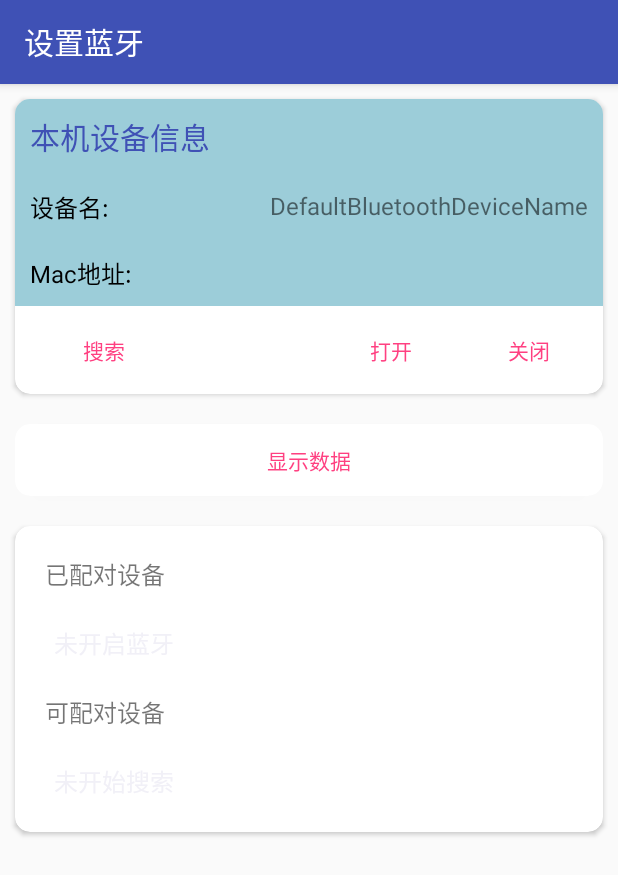
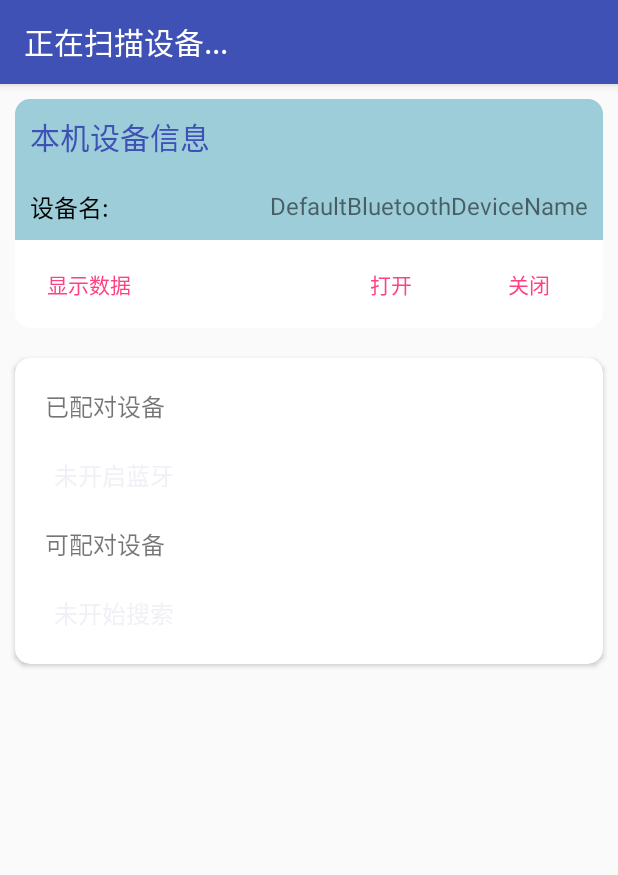
Before and after one commit to SleepyOcean/Android-learning, an Android app: the screen it shows after launch (BluetoothActivity), after a tap on "关闭", on a phone screen of 412 x 824 dp. Shown: the top 875 px of the screen. Run offline under Robolectric (Android 15) with nearby library versions, the phone set to English and light mode, and no system bars; 3 other taps on this screen came first.

Commit message:
优化了部分代码

```diff
--- a/EBDataTransfer0.3/app/src/main/java/com/sleepy/ebdatatransfer03/BluetoothActivity.java
+++ b/EBDataTransfer0.3/app/src/main/java/com/sleepy/ebdatatransfer03/BluetoothActivity.java
@@ -7,7 +7,6 @@ package com.sleepy.ebdatatransfer03;
 
 import android.bluetooth.BluetoothAdapter;
 import android.bluetooth.BluetoothDevice;
-import android.bluetooth.BluetoothServerSocket;
 import android.bluetooth.BluetoothSocket;
 import android.content.BroadcastReceiver;
 import android.content.Context;
@@ -21,9 +20,7 @@ import android.util.Log;
 import android.view.View;
 import android.widget.AdapterView;
 import android.widget.ArrayAdapter;
-import android.widget.Button;
 import android.widget.ListView;
-import android.widget.RelativeLayout;
 import android.widget.TextView;
 import android.widget.Toast;
 
@@ -33,11 +30,12 @@ import java.io.OutputStream;
 import java.util.ArrayList;
 import java.util.List;
 import java.util.Set;
+import java.util.Timer;
+import java.util.TimerTask;
 import java.util.UUID;
 
 public class BluetoothActivity extends AppCompatActivity implements AdapterView.OnItemClickListener {
-    TextView mTVLocalParam1;
-    TextView mTVLocalParam2;
+    TextView mTVLocalParam;
     ListView mListViewPairedD;
     ListView mListViewAvailableD;
     BluetoothAdapter mBluetoothAdapter;
@@ -46,10 +44,6 @@ public class BluetoothActivity extends AppCompatActivity implements AdapterView.
     Set<BluetoothDevice> pairedDevice;
     ArrayAdapter<String> pairedDLAdapter;
     ArrayAdapter<String> availableDLAdapter;
-
-    RelativeLayout bluetoothLayout;
-    AcceptThread acceptThread;
-
     String tmpString = "";
     String tString = "";
     String hex = "";
@@ -67,113 +61,79 @@ public class BluetoothActivity extends AppCompatActivity implements AdapterView.
         super.onCreate(savedInstanceState);
         setContentView(R.layout.activity_bluetooth);
         setTitle("设置蓝牙");
-        mTVLocalParam1 = (TextView) findViewById(R.id.param_1);
-        mTVLocalParam2 = (TextView) findViewById(R.id.param_2);
+        mTVLocalParam = (TextView) findViewById(R.id.param_2);
         mListViewPairedD = (ListView) findViewById(R.id.list_paired);
         mListViewAvailableD = (ListView) findViewById(R.id.list_available);
+    }
 
-        bluetoothLayout = (RelativeLayout) getLayoutInflater().inflate(R.layout.activity_bluetooth, null);
+    private Timer mTimer;
+    private TimerTask mTimerTask = new TimerTask() {
+        @Override
+        public void run() {
+            if (clientSock != null) {
+                try {
+                    while (DataUtil.isTaskPause){
+                        try {
+                            Thread.sleep(1000);
+                        } catch (InterruptedException e) {
+                            e.printStackTrace();
+                        }
+                    }
+                    is = clientSock.getInputStream();
+                    os = clientSock.getOutputStream();
+                    String tmp;
+                    byte[] buff;
+                    buff = new byte[128];
+                    count = is.read(buff);
 
+                    for (int i = 0; i < count; i++) {
+                        tmp = Integer.toHexString(buff[i] & 0xff);
+                        if (Integer.valueOf(tmp, 16) < 17) {
+                            tmp = "0" + tmp;
+                        }
+                        hex = hex + tmp;
+                    }
+
+                    if (hex.length() == 68) {
+                        DataUtil.data = hex;
+                        DataUtil.parseData();
+                        hex = "";
+                    }
+
+                    Message msg = new Message();
+                    dataHandler.sendMessage(msg);
+                } catch (IOException e) {
+                    e.printStackTrace();
+                }
+            }
+        }
+    };
+    private Handler dataHandler = new Handler() {
+        @Override
+        public void handleMessage(Message msg) {
+            super.handleMessage(msg);
+        }
+    };
+
+    public void startData(View view) {
+        startActivity(new Intent(this, ShowDataActivity.class));
+    }
+
+    public void startBluetooth(View view) {
         mBluetoothAdapter = BluetoothAdapter.getDefaultAdapter();
 
         if (mBluetoothAdapter == null) {
             Toast.makeText(this, "此设备没有蓝牙功能", Toast.LENGTH_SHORT).show();
         }
 
-        mTVLocalParam1.setText(mBluetoothAdapter.getName());
-        mTVLocalParam2.setText(mBluetoothAdapter.getAddress());
-
+        mTVLocalParam.setText(mBluetoothAdapter.getName());
 
         IntentFilter filter = new IntentFilter(BluetoothDevice.ACTION_FOUND);
-        this.registerReceiver(receiver, filter);
+        registerReceiver(receiver, filter);
 
-        filter = new IntentFilter(BluetoothAdapter.ACTION_DISCOVERY_FINISHED);
-        this.registerReceiver(receiver, filter);
+        IntentFilter filter2 = new IntentFilter(BluetoothAdapter.ACTION_DISCOVERY_FINISHED);
+        registerReceiver(receiver, filter2);
 
-
-    }
-
-//    private Handler dataHandler = new Handler();
-//    Runnable mDataReceiveRunnable = new Runnable() {
-//        @Override
-//        public void run() {
-//
-//            dataHandler.postDelayed(this,1000);
-//        }
-//    };
-
-    public void startData(View view) {
-        startActivity(new Intent(this, ShowDataActivity.class));
-    }
-
-
-    private Handler handler = new Handler() {
-        @Override
-        public void handleMessage(Message msg) {
-            super.handleMessage(msg);
-        }
-    };
-
-    private class AcceptThread extends Thread {
-        private BluetoothServerSocket serverSocket;
-        private BluetoothSocket socket;
-        private InputStream is;
-        private OutputStream os;
-
-        @Override
-        public void run() {
-            if (clientSock != null) {
-                try {
-//                    socket = clientSock;
-                    is = clientSock.getInputStream();
-                    os = clientSock.getOutputStream();
-                    String tmp;
-                    byte[] buff;
-                    while (true) {
-                        buff = new byte[128];
-                        count = is.read(buff);
-                        for (int i = 0 ; i<count;i++) {
-                            tmp = Integer.toHexString(buff[i] & 0xff);
-                            if(Integer.valueOf(tmp,16)<17) {
-                                tmp = "0"+tmp;
-                            }
-                            hex = hex + tmp;
-
-                        }
-                        Message msg = new Message();
-                        tString = new String(buff, 0, count, "utf-8");
-                        tmpString = tmpString + tString;
-                        msg.obj = tmpString;
-                        if (tmpString.length() == 34) {
-                            DataUtil.data = hex;
-                            DataUtil.parseData();
-                            hex="";
-                            tmpString = "";
-                        }
-                        handler.sendMessage(msg);
-                    }
-                } catch (IOException e) {
-                    e.printStackTrace();
-                }
-
-
-            }
-        }
-    }
-
-    public void scanDevice(View v) {
-        if (mBluetoothAdapter.isEnabled()) {
-            setTitle("正在扫描设备...");
-            if (mBluetoothAdapter.isDiscovering()) {
-                mBluetoothAdapter.cancelDiscovery();
-            }
-            mBluetoothAdapter.startDiscovery();
-            availableDList = new ArrayList<>();
-        }
-    }
-
-
-    public void startBluetooth(View view) {
 
         if (mBluetoothAdapter.isEnabled()) {
             Toast.makeText(this, "蓝牙已打开", Toast.LENGTH_SHORT).show();
@@ -184,15 +144,11 @@ public class BluetoothActivity extends AppCompatActivity implements AdapterView.
             else
                 Toast.makeText(this, "重启蓝牙失败", Toast.LENGTH_SHORT).show();
         }
-
-
         try {
-
             Thread.sleep(3000);
         } catch (InterruptedException e) {
             e.printStackTrace();
         }
-
         pairedDList = new ArrayList<>();
         //获取已配对的设备信息，并在mListViewPairedD中显示
         pairedDevice = mBluetoothAdapter.getBondedDevices();
@@ -207,7 +163,14 @@ public class BluetoothActivity extends AppCompatActivity implements AdapterView.
         mListViewPairedD.setAdapter(pairedDLAdapter);
         mListViewPairedD.setOnItemClickListener(this);
 
-
+        if (mBluetoothAdapter.isEnabled()) {
+            setTitle("正在扫描设备...");
+            if (mBluetoothAdapter.isDiscovering()) {
+                mBluetoothAdapter.cancelDiscovery();
+            }
+            mBluetoothAdapter.startDiscovery();
+            availableDList = new ArrayList<>();
+        }
     }
 
     private final BroadcastReceiver receiver = new BroadcastReceiver() {
@@ -218,7 +181,6 @@ public class BluetoothActivity extends AppCompatActivity implements AdapterView.
                 BluetoothDevice device = intent.getParcelableExtra(BluetoothDevice.EXTRA_DEVICE);
                 if (device.getBondState() != BluetoothDevice.BOND_BONDED) {
                     availableDList.add((device.getName() + " : " + device.getAddress()));
-                    Log.d("TAG", "onReceive: ----------------------------------------------------");
                 }
             } else if (BluetoothAdapter.ACTION_DISCOVERY_FINISHED.equals(action)) {
                 setTitle("完成设置");
@@ -241,15 +203,18 @@ public class BluetoothActivity extends AppCompatActivity implements AdapterView.
         availableDList.add("未开始搜索");
         availableDLAdapter = new ArrayAdapter<String>(getApplicationContext(), android.R.layout.simple_list_item_1, availableDList);
         mListViewAvailableD.setAdapter(availableDLAdapter);
+        DataUtil.resetData();
         mBluetoothAdapter.disable();
+        DataUtil.isTaskPause = true;
     }
 
 
     @Override
     protected void onDestroy() {
         mBluetoothAdapter.disable();
-//        dataHandler.removeCallbacks(mDataReceiveRunnable);
+        mTimer.cancel();
         super.onDestroy();
+        unregisterReceiver(receiver);
     }
 
     @Override
@@ -267,25 +232,26 @@ public class BluetoothActivity extends AppCompatActivity implements AdapterView.
             try {
                 clientSock = device.createRfcommSocketToServiceRecord(MY_UUID);
                 clientSock.connect();
-
-                os = clientSock.getOutputStream();
-                is = clientSock.getInputStream();
             } catch (IOException e) {
                 e.printStackTrace();
             }
         }
-        if (os != null) {
-            Toast.makeText(this, "连接成功", Toast.LENGTH_SHORT).show();
-//            try {
-//                os.write("START send message...".getBytes("utf-8"));
-//
-//            } catch (IOException e) {
-//                e.printStackTrace();
-//            }
+        if (clientSock != null) {
+            if(!DataUtil.isTaskPause) {
+                Toast.makeText(this, "连接成功", Toast.LENGTH_SHORT).show();
+            }else {
+                Toast.makeText(this, "未能配对设备，请重启应用", Toast.LENGTH_SHORT).show();
+            }
+        } else {
+            Toast.makeText(this, "连接失败，请重启应用", Toast.LENGTH_SHORT).show();
         }
 
-//        dataHandler.postDelayed(mDataReceiveRunnable,1000);
-        acceptThread = new AcceptThread();
-        acceptThread.start();
+        if (!DataUtil.isTaskOn) {
+            mTimer = new Timer();
+            mTimer.schedule(mTimerTask, 0, 1000);
+            DataUtil.isTaskOn = true;
+        }else {
+            DataUtil.isTaskPause = false;
+        }
     }
 }
--- a/EBDataTransfer0.3/app/src/main/java/com/sleepy/ebdatatransfer03/DataUtil.java
+++ b/EBDataTransfer0.3/app/src/main/java/com/sleepy/ebdatatransfer03/DataUtil.java
@@ -14,51 +14,54 @@ import android.util.Log;
 public class DataUtil {
     private static final int BYTE_LEN = 32;
     static String data;
-    static String status = "--";;
-    static String temperature= "--";;
-    static String humidity= "--";;
-    static String uV= "--";;
-    static String power= "--";;
-    static String volt= "--";;
-    static String electricity= "--";;
-    static String dirt= "--";;
-    static String tm;
+    static String status;
+    static String temperature;
+    static String humidity;
+    static String uV ;
+    static String power ;
+    static String volt;
+    static String electricity ;
+    static String dirt;
+    private static String tmpString;
+    static boolean isTaskOn = false;
+    static boolean isTaskPause = false;
 
-//    static void initData(){
-//        status = "--";
-//        temperature = "--";
-//        humidity = "--";
-//        uV = "--";
-//        volt = "--";
-//        electricity = "--";
-//        power = "--";
-//        dirt = "--";
-//
-//    }
+    static void resetData() {
+        status = "--";
+        temperature = "-- ℃";
+        humidity = "-- %";
+        uV = "--";
+        volt = "-- V";
+        electricity = "-- A";
+        power = "-- W";
+        dirt = "积尘率 --";
+        data = "";
+    }
+
     static void parseData() {
         int[] buff = new int[BYTE_LEN];
 
         Log.d("TAG", "string len: %%%%%%%%%%%%" + data.length());
         for (int i = 0; i < BYTE_LEN; i++) {
-            tm = data.substring(i*2, i*2 + 2);
-            Log.d("TAG", "tm: >>>>"+tm);
-            buff[i] = Integer.valueOf(tm, 16);
+            tmpString = data.substring(i * 2, i * 2 + 2);
+            Log.d("TAG", "tmpString: >>>>" + tmpString);
+            buff[i] = Integer.valueOf(tmpString, 16);
         }
 
         for (int i = 0; i < buff.length; i++) {
             if (buff[i] == Integer.valueOf("d1", 16)) {
-                temperature = String.valueOf(buff[++i])+" ℃";
+                temperature = String.valueOf(buff[++i]) + " ℃";
                 humidity = String.valueOf(buff[++i]) + " %";
             } else if (buff[i] == Integer.valueOf("d2", 16)) {
                 uV = String.valueOf(buff[++i] + (buff[++i] / 100));
             } else if (buff[i] == Integer.valueOf("d3", 16)) {
-                volt = String.valueOf(buff[++i] + ((float)buff[++i] / 100))+" V";
+                volt = String.valueOf(buff[++i] + ((float) buff[++i] / 100)) + " V";
             } else if (buff[i] == Integer.valueOf("d4", 16)) {
-                electricity = String.valueOf(buff[++i] + ((float)buff[++i] / 100))+" A";
+                electricity = String.valueOf(buff[++i] + ((float) buff[++i] / 100)) + " A";
             } else if (buff[i] == Integer.valueOf("d5", 16)) {
-                power = String.valueOf(buff[++i])+" W";
+                power = String.valueOf(buff[++i]) + " W";
             } else if (buff[i] == Integer.valueOf("d6", 16)) {
-                dirt = String.valueOf(buff[++i]) + " %";
+                dirt = "积尘率 "+String.valueOf(buff[++i]) + " %";
             } else if (buff[i] == Integer.valueOf("d7", 16)) {
                 switch (buff[++i]) {
                     case 1:
@@ -72,43 +75,13 @@ public class DataUtil {
                         break;
                 }
             }
-//            if (buff[i] == Integer.valueOf("d1", 16)) {
-//                temperature = buff[i+1];
-//                humidity = buff[i+2];
-//            } else if (buff[i] == Integer.valueOf("d2", 16)) {
-//                uV = buff[i+1] + (buff[i+2] / 100);
-//            } else if (buff[i] == Integer.valueOf("d3", 16)) {
-//                volt = buff[i+1] + (buff[i+2] / 100);
-//            } else if (buff[i] == Integer.valueOf("d4", 16)) {
-//                electricity = buff[i+1] + (buff[i+2] / 100);
-//            } else if (buff[i] == Integer.valueOf("d5", 16)) {
-//                power = buff[i+1];
-//            } else if (buff[i] == Integer.valueOf("d6", 16)) {
-//                dirt = buff[i+1];
-//            } else if (buff[i] == Integer.valueOf("d7", 16)) {
-//                switch (buff[i+1]) {
-//                    case 1:
-//                        status = "优";
-//                        break;
-//                    case 2:
-//                        status = "良";
-//                        break;
-//                    case 3:
-//                        status = "差";
-//                        break;
-//                }
-//            }
+
         }
 
-
-        int i = -1;
-        for (int d : buff) {
-            Log.d("TAG", "parseData:~~~~~~~~~~~~~~~ " + (++i) + "#######" + d);
-        }
         showData();
     }
 
-    public static void showData() {
-        Log.d("ShowData", "\t" + temperature + "\t"+humidity+"\t"+ uV+"\t"+volt+ "\t"+electricity+ "\t"+power+ "\t"+dirt+ "\t"+status+"\n");
+    private static void showData() {
+        Log.d("ShowData", "\t" + temperature + "\t" + humidity + "\t" + uV + "\t" + volt + "\t" + electricity + "\t" + power + "\t" + dirt + "\t" + status + "\n");
     }
 }
--- a/EBDataTransfer0.3/app/src/main/res/layout/activity_bluetooth.xml
+++ b/EBDataTransfer0.3/app/src/main/res/layout/activity_bluetooth.xml
@@ -4,12 +4,13 @@
   ~ Copyright (c) 2017.
   -->
 
-<RelativeLayout
+<LinearLayout
     xmlns:android="http://schemas.android.com/apk/res/android"
     xmlns:app="http://schemas.android.com/apk/res-auto"
     xmlns:tools="http://schemas.android.com/tools"
     android:layout_width="match_parent"
     android:layout_height="match_parent"
+    android:orientation="vertical"
     tools:context="com.sleepy.ebdatatransfer03.BluetoothActivity">
 
     <android.support.v7.widget.CardView
@@ -48,30 +49,14 @@
                     android:textColor="@color/local_text"
                     android:text="@string/local_name"/>
                 <TextView
-                    android:id="@+id/param_1"
+                    android:id="@+id/param_2"
                     android:layout_width="wrap_content"
                     android:layout_height="wrap_content"
                     android:layout_below="@+id/param_t_1"
                     android:layout_alignParentEnd="true"
                     android:textSize="16sp"
                     android:padding="10dp"/>
-                <TextView
-                    android:id="@+id/param_t_3"
-                    android:layout_width="wrap_content"
-                    android:layout_height="wrap_content"
-                    android:layout_below="@+id/param_t_2"
-                    android:textSize="16sp"
-                    android:padding="10dp"
-                    android:textColor="@color/local_text"
-                    android:text="@string/local_mac_id"/>
-                <TextView
-                    android:id="@+id/param_2"
-                    android:layout_width="wrap_content"
-                    android:layout_height="wrap_content"
-                    android:layout_below="@+id/param_1"
-                    android:layout_alignParentEnd="true"
-                    android:textSize="16sp"
-                    android:padding="10dp"/>
+
             </RelativeLayout>
 
 
@@ -82,17 +67,14 @@
                 android:layout_below="@+id/local_param"
                 android:layout_alignParentEnd="true"
                 >
+
                 <Button
                     style="@style/Widget.AppCompat.Button.Borderless.Colored"
                     android:layout_width="wrap_content"
                     android:layout_height="wrap_content"
-                    android:text="@string/scan"
-                    android:id="@+id/button"
-                    android:layout_marginLeft="10dp"
-                    android:layout_marginRight="10dp"
-                    android:onClick="scanDevice"
-                    android:layout_alignParentTop="true"
-                    android:layout_alignParentStart="true"/>
+                    android:layout_gravity="center"
+                    android:text="@string/showData"
+                    android:onClick="startData"/>
 
                 <Button
                     style="@style/Widget.AppCompat.Button.Borderless.Colored"
@@ -112,35 +94,9 @@
                     android:onClick="closeBluetooth"
                     android:text="@string/close_bluetooth"
                     android:id="@+id/button2"
-                    android:layout_alignBaseline="@+id/button"
-                    android:layout_alignBottom="@+id/button"
                     android:layout_alignParentEnd="true"/>
             </RelativeLayout>
         </RelativeLayout>
-    </android.support.v7.widget.CardView>
-
-
-    <android.support.v7.widget.CardView
-        android:id="@+id/function_container"
-        android:layout_width="match_parent"
-        android:layout_height="wrap_content"
-        android:layout_below="@+id/local_container"
-        app:cardCornerRadius="10dp"
-        android:elevation="5dp"
-        android:layout_margin="10dp"
-        >
-      <LinearLayout
-          android:layout_width="match_parent"
-          android:layout_height="wrap_content">
-          <Button
-              style="@style/Widget.AppCompat.Button.Borderless.Colored"
-              android:layout_width="match_parent"
-              android:layout_height="wrap_content"
-              android:layout_gravity="center"
-              android:text="@string/showData"
-              android:onClick="startData"/>
-
-      </LinearLayout>
     </android.support.v7.widget.CardView>
 
     <android.support.v7.widget.CardView
@@ -158,6 +114,11 @@
             android:layout_margin="10dp"
             >
 
+            <LinearLayout
+                android:layout_width="match_parent"
+                android:layout_height="wrap_content"
+                android:orientation="vertical">
+
                 <TextView
                     android:layout_width="wrap_content"
                     android:layout_height="wrap_content"
@@ -171,7 +132,12 @@
                     android:layout_height="wrap_content">
 
                 </ListView>
+            </LinearLayout>
 
+           <LinearLayout
+               android:layout_width="match_parent"
+               android:layout_height="wrap_content"
+               android:orientation="vertical">
                <TextView
                    android:layout_width="wrap_content"
                    android:layout_height="wrap_content"
@@ -186,8 +152,9 @@
 
                </ListView>
            </LinearLayout>
+        </LinearLayout>
 
     </android.support.v7.widget.CardView>
 
 
-</RelativeLayout>
+</LinearLayout>
--- a/EBDataTransfer0.3/app/src/main/res/values/strings.xml
+++ b/EBDataTransfer0.3/app/src/main/res/values/strings.xml
@@ -8,6 +8,7 @@
     <string name="local_title">本机设备信息</string>
     <string name="local_name">设备名:</string>
     <string name="local_mac_id">Mac地址:</string>
+    <string name="local_bluetooth_status">状态：</string>
     <string name="open_bluetooth">打开</string>
     <string name="close_bluetooth">关闭</string>
     <string name="scan">搜索</string>
```
Also changed, not shown: EBDataTransfer0.3/app/src/main/java/com/sleepy/ebdatatransfer03/ShowDataActivity.java (+21 -18 lines), EBDataTransfer0.3/app/src/main/res/layout/activity_show_data.xml (+0 -8 lines). Lines whose indentation alone changed are shown as unchanged.
